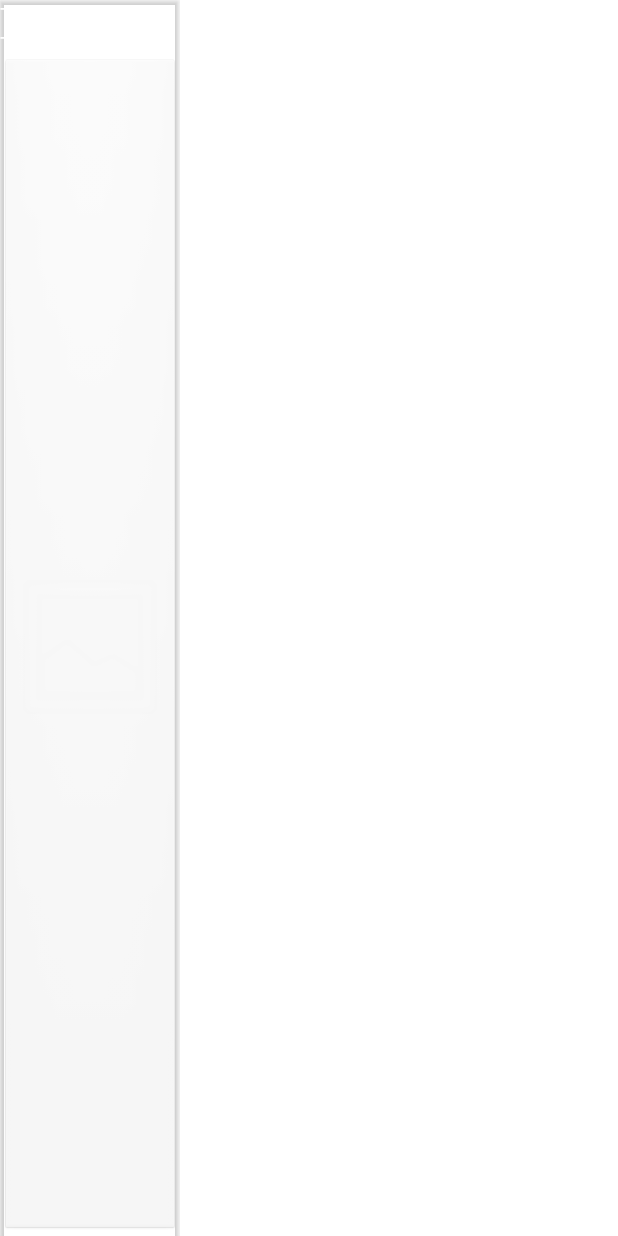
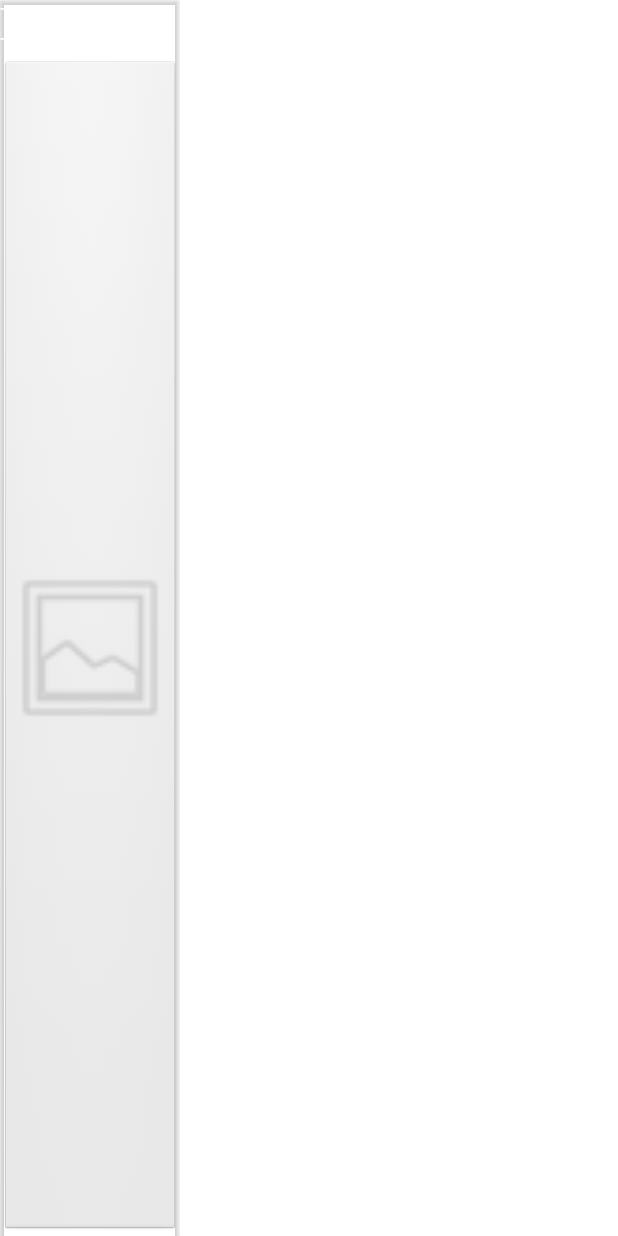
Before and after one commit to BaileyBruketta/PdfBookshelf, an Android app: the layout listview_bookshelf.xml on its own in the app's theme, with its tools: preview values and no code run, on a phone screen of 412 x 824 dp. Run offline under Robolectric (Android 15) with nearby library versions, the phone set to English and light mode, and no system bars.

Commit message:
photo to book
s

```diff
--- a/app/src/main/java/com/baileybruketta/pdflibrary/BookModel.java
+++ b/app/src/main/java/com/baileybruketta/pdflibrary/BookModel.java
@@ -6,6 +6,7 @@ public class BookModel {
     String Genre;
     String Path;
     Integer CurrentPage;
+    String ImagePath;
 
     public String getTitle(){
         return Title;
@@ -22,6 +23,7 @@ public class BookModel {
     public Integer getCurrentPage(){
         return CurrentPage;
     }
+    public String getImagePath(){ return ImagePath;}
 
     public void setTitle(String title){
         this.Title = title;
@@ -38,4 +40,5 @@ public class BookModel {
     public void setCurrentPage(Integer page){
         this.CurrentPage = page;
     }
+    public void setImagePath(String pa){this.ImagePath = pa;}
 }
--- a/app/src/main/java/com/baileybruketta/pdflibrary/BookModelAdapter.java
+++ b/app/src/main/java/com/baileybruketta/pdflibrary/BookModelAdapter.java
@@ -44,6 +44,7 @@ public class BookModelAdapter extends RecyclerView.Adapter<BookModelAdapter.View
 
         holder.title.setText(bookdata.get(position).getTitle());
         holder.author.setText(bookdata.get(position).getAuthor());
+        holder.image.setImageURI(Uri.parse(bookdata.get(position).getImagePath()));
         holder.image.setOnClickListener(new View.OnClickListener(){
            @Override
            public void onClick(View view){
--- a/app/src/main/res/layout/listview_bookshelf.xml
+++ b/app/src/main/res/layout/listview_bookshelf.xml
@@ -22,14 +22,14 @@
                 <TextView
                     android:id="@+id/titletext"
                     android:layout_width="match_parent"
-                    android:layout_height="wrap_content"
+                    android:layout_height="20dp"
                     android:text="TextView"
                     android:textColor="#FFFFFF" />
 
                 <TextView
                     android:id="@+id/authortext"
                     android:layout_width="match_parent"
-                    android:layout_height="wrap_content"
+                    android:layout_height="20dp"
                     android:text="TextView"
                     android:textColor="#FFFFFF" />
 
@@ -37,8 +37,7 @@
                     android:id="@+id/bookimage"
                     android:layout_width="match_parent"
                     android:layout_height="match_parent"
-                    android:alpha=".2"
-                    android:background="#12FFFFFF"
+                    android:alpha=".5"
                     android:foreground="@android:drawable/btn_default"
                     app:srcCompat="@android:drawable/ic_menu_gallery" />
 
```
Also changed, not shown: app/src/main/java/com/baileybruketta/pdflibrary/MainActivity.java (+13 -3 lines), app/src/main/res/layout/pdf_save_form_popup.xml (+9 -3 lines).
